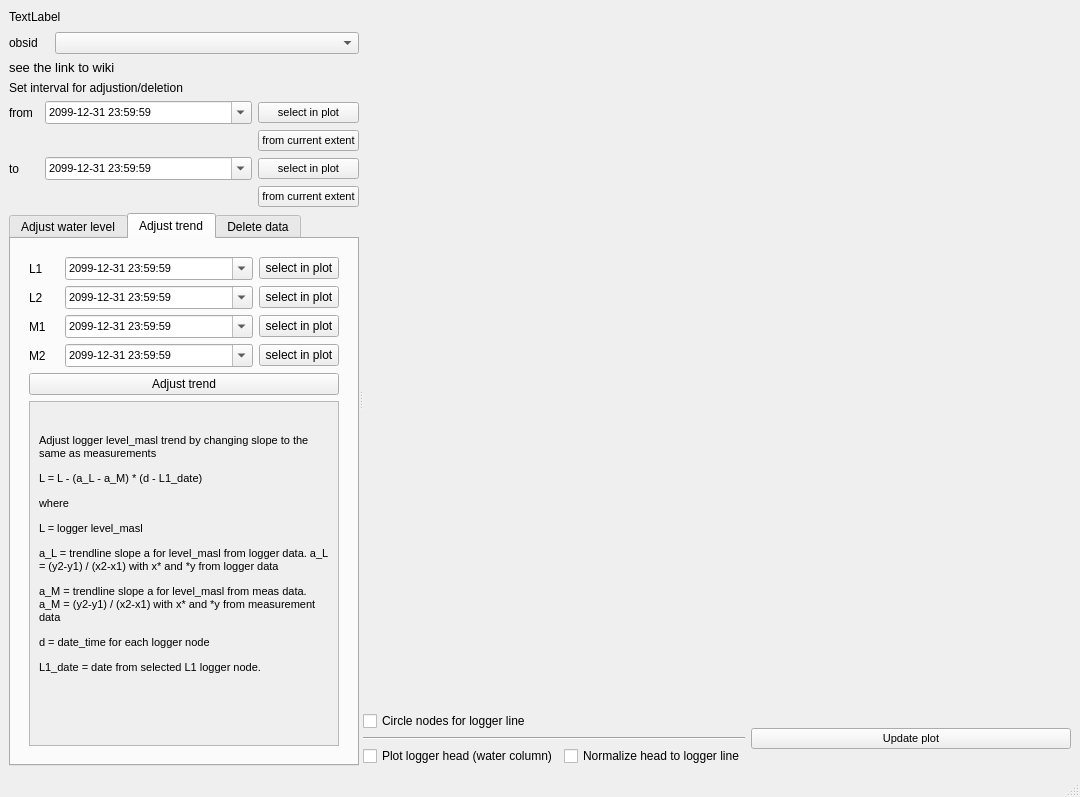
Above: ui/calibr_logger_dialog_integrated.ui from jkall/qgis-midvatten-plugin before the change. Below: the same form after it.
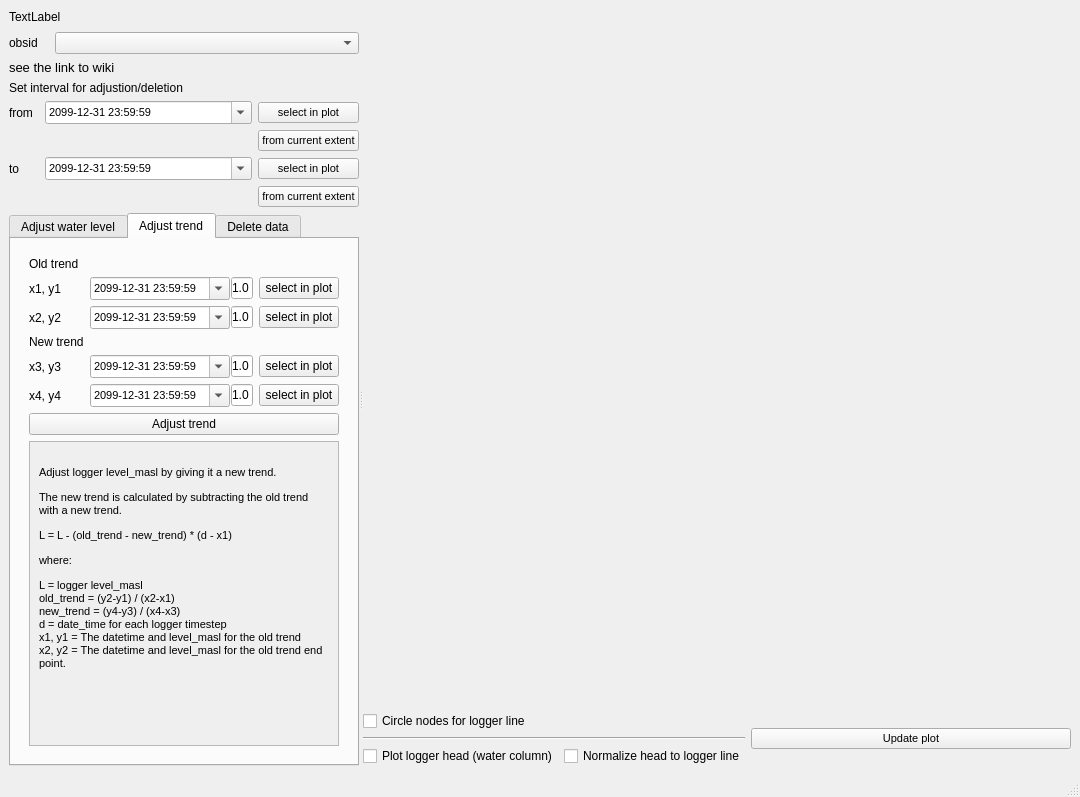
That is the form after the change. The open tabs and pages were chosen to show the change.

Commit message: - Loggercalibration: Adjusted "adjust trend" so that it selects x and y values from canvas instead of from database.                              This makes it possible to adjust trend without measurements.

What changed in the file:
```diff
--- a/ui/calibr_logger_dialog_integrated.ui
+++ b/ui/calibr_logger_dialog_integrated.ui
@@ -979,7 +979,27 @@
               <layout class="QVBoxLayout" name="verticalLayout_10">
                <item>
                 <layout class="QGridLayout" name="gridLayout_4">
-                 <item row="0" column="1">
+                 <item row="2" column="2">
+                  <widget class="QLineEdit" name="L2_level">
+                   <property name="toolTip">
+                    <string>&lt;html&gt;&lt;head/&gt;&lt;body&gt;&lt;p&gt;y2 in the equation a_L = (y2-y1) / (x2-x1) &lt;/p&gt;&lt;/body&gt;&lt;/html&gt;</string>
+                   </property>
+                   <property name="text">
+                    <string>1.0</string>
+                   </property>
+                  </widget>
+                 </item>
+                 <item row="5" column="2">
+                  <widget class="QLineEdit" name="M2_level">
+                   <property name="toolTip">
+                    <string>&lt;html&gt;&lt;head/&gt;&lt;body&gt;&lt;p&gt;y2 in the equation a_M = (y2-y1) / (x2-x1) &lt;/p&gt;&lt;/body&gt;&lt;/html&gt;</string>
+                   </property>
+                   <property name="text">
+                    <string>1.0</string>
+                   </property>
+                  </widget>
+                 </item>
+                 <item row="1" column="1">
                   <widget class="QDateTimeEdit" name="L1_date">
                    <property name="sizePolicy">
                     <sizepolicy hsizetype="MinimumExpanding" vsizetype="Fixed">
@@ -1047,7 +1067,7 @@
                    </property>
                   </widget>
                  </item>
-                 <item row="0" column="0">
+                 <item row="1" column="0">
                   <widget class="QLabel" name="L1_label">
                    <property name="minimumSize">
                     <size>
@@ -1059,11 +1079,11 @@
                     <string>&lt;html&gt;&lt;head/&gt;&lt;body&gt;&lt;p&gt;Logger node used as *1 in the equation a_L = (y2-y1) / (x2-x1) &lt;/p&gt;&lt;/body&gt;&lt;/html&gt;</string>
                    </property>
                    <property name="text">
-                    <string>L1</string>
+                    <string>x1, y1</string>
                    </property>
                   </widget>
                  </item>
-                 <item row="0" column="2">
+                 <item row="1" column="3">
                   <widget class="QPushButton" name="L1_button">
                    <property name="toolTip">
                     <string>&lt;html&gt;&lt;head/&gt;&lt;body&gt;&lt;p&gt;Logger node used as *1 in the equation a_L = (y2-y1) / (x2-x1) &lt;/p&gt;&lt;/body&gt;&lt;/html&gt;</string>
@@ -1073,7 +1093,7 @@
                    </property>
                   </widget>
                  </item>
-                 <item row="1" column="0">
+                 <item row="2" column="0">
                   <widget class="QLabel" name="L2_label">
                    <property name="minimumSize">
                     <size>
@@ -1085,11 +1105,11 @@
                     <string>&lt;html&gt;&lt;head/&gt;&lt;body&gt;&lt;p&gt;Logger node used as *2 in the equation a_L = (y2-y1) / (x2-x1) &lt;/p&gt;&lt;/body&gt;&lt;/html&gt;</string>
                    </property>
                    <property name="text">
-                    <string>L2</string>
+                    <string>x2, y2</string>
                    </property>
                   </widget>
                  </item>
-                 <item row="1" column="1">
+                 <item row="2" column="1">
                   <widget class="QDateTimeEdit" name="L2_date">
                    <property name="sizePolicy">
                     <sizepolicy hsizetype="MinimumExpanding" vsizetype="Fixed">
@@ -1157,7 +1177,7 @@
                    </property>
                   </widget>
                  </item>
-                 <item row="1" column="2">
+                 <item row="2" column="3">
                   <widget class="QPushButton" name="L2_button">
                    <property name="toolTip">
                     <string>&lt;html&gt;&lt;head/&gt;&lt;body&gt;&lt;p&gt;Logger node used as *2 in the equation a_L = (y2-y1) / (x2-x1) &lt;/p&gt;&lt;/body&gt;&lt;/html&gt;</string>
@@ -1167,7 +1187,7 @@
                    </property>
                   </widget>
                  </item>
-                 <item row="2" column="0">
+                 <item row="4" column="0">
                   <widget class="QLabel" name="M1_Label">
                    <property name="minimumSize">
                     <size>
@@ -1179,11 +1199,11 @@
                     <string>&lt;html&gt;&lt;head/&gt;&lt;body&gt;&lt;p&gt;Measurement node used as *1 in the equation a_M = (y2-y1) / (x2-x1) &lt;/p&gt;&lt;/body&gt;&lt;/html&gt;</string>
                    </property>
                    <property name="text">
-                    <string>M1</string>
+                    <string>x3, y3</string>
                    </property>
                   </widget>
                  </item>
-                 <item row="2" column="1">
+                 <item row="4" column="1">
                   <widget class="QDateTimeEdit" name="M1_date">
                    <property name="sizePolicy">
                     <sizepolicy hsizetype="MinimumExpanding" vsizetype="Fixed">
@@ -1251,7 +1271,7 @@
                    </property>
                   </widget>
                  </item>
-                 <item row="2" column="2">
+                 <item row="4" column="3">
                   <widget class="QPushButton" name="M1_button">
                    <property name="toolTip">
                     <string>&lt;html&gt;&lt;head/&gt;&lt;body&gt;&lt;p&gt;Measurement node used as *1 in the equation a_M = (y2-y1) / (x2-x1) &lt;/p&gt;&lt;/body&gt;&lt;/html&gt;</string>
@@ -1261,7 +1281,7 @@
                    </property>
                   </widget>
                  </item>
-                 <item row="3" column="0">
+                 <item row="5" column="0">
                   <widget class="QLabel" name="M2_label">
                    <property name="minimumSize">
                     <size>
@@ -1273,11 +1293,11 @@
                     <string>&lt;html&gt;&lt;head/&gt;&lt;body&gt;&lt;p&gt;Measurement node used as *2 in the equation a_M = (y2-y1) / (x2-x1) &lt;/p&gt;&lt;/body&gt;&lt;/html&gt;</string>
                    </property>
                    <property name="text">
-                    <string>M2</string>
+                    <string>x4, y4</string>
                    </property>
                   </widget>
                  </item>
-                 <item row="3" column="1">
+                 <item row="5" column="1">
                   <widget class="QDateTimeEdit" name="M2_date">
                    <property name="sizePolicy">
                     <sizepolicy hsizetype="MinimumExpanding" vsizetype="Fixed">
@@ -1345,7 +1365,7 @@
                    </property>
                   </widget>
                  </item>
-                 <item row="3" column="2">
+                 <item row="5" column="3">
                   <widget class="QPushButton" name="M2_button">
                    <property name="toolTip">
                     <string>&lt;html&gt;&lt;head/&gt;&lt;body&gt;&lt;p&gt;Measurement node used as *2 in the equation a_M = (y2-y1) / (x2-x1) &lt;/p&gt;&lt;/body&gt;&lt;/html&gt;</string>
@@ -1355,6 +1375,43 @@
                    </property>
                   </widget>
                  </item>
+                 <item row="1" column="2">
+                  <widget class="QLineEdit" name="L1_level">
+                   <property name="toolTip">
+                    <string>&lt;html&gt;&lt;head/&gt;&lt;body&gt;&lt;p&gt;y1 in the equation a_L = (y2-y1) / (x2-x1) &lt;/p&gt;&lt;/body&gt;&lt;/html&gt;</string>
+                   </property>
+                   <property name="inputMethodHints">
+                    <set>Qt::ImhDigitsOnly</set>
+                   </property>
+                   <property name="text">
+                    <string>1.0</string>
+                   </property>
+                  </widget>
+                 </item>
+                 <item row="0" column="0">
+                  <widget class="QLabel" name="label_17">
+                   <property name="text">
+                    <string>Old trend</string>
+                   </property>
+                  </widget>
+                 </item>
+                 <item row="3" column="0">
+                  <widget class="QLabel" name="label_18">
+                   <property name="text">
+                    <string>New trend</string>
+                   </property>
+                  </widget>
+                 </item>
+                 <item row="4" column="2">
+                  <widget class="QLineEdit" name="M1_level">
+                   <property name="toolTip">
+                    <string>&lt;html&gt;&lt;head/&gt;&lt;body&gt;&lt;p&gt;y1 in the equation a_M = (y2-y1) / (x2-x1) &lt;/p&gt;&lt;/body&gt;&lt;/html&gt;</string>
+                   </property>
+                   <property name="text">
+                    <string>1.0</string>
+                   </property>
+                  </widget>
+                 </item>
                 </layout>
                </item>
                <item>
@@ -1377,8 +1434,8 @@
                    <rect>
                     <x>0</x>
                     <y>0</y>
-                    <width>276</width>
-                    <height>309</height>
+                    <width>277</width>
+                    <height>286</height>
                    </rect>
                   </property>
                   <layout class="QVBoxLayout" name="verticalLayout_9">
@@ -1402,7 +1459,7 @@
                       </font>
                      </property>
                      <property name="text">
-                      <string>&lt;html&gt;&lt;head/&gt;&lt;body&gt;&lt;p&gt;Adjust logger level_masl trend by changing slope to the same as measurements&lt;/p&gt;&lt;p&gt;L = L - (a_L - a_M) * (d - L1_date)&lt;/p&gt;&lt;p&gt;where&lt;/p&gt;&lt;p&gt;L = logger level_masl&lt;/p&gt;&lt;p&gt;a_L = trendline slope a for level_masl from logger data. a_L = (y2-y1) / (x2-x1)  with x* and *y from logger data&lt;/p&gt;&lt;p&gt;a_M = trendline slope a for level_masl from meas data. a_M = (y2-y1) / (x2-x1) with x* and *y from measurement data&lt;/p&gt;&lt;p&gt;d = date_time for each logger node&lt;/p&gt;&lt;p&gt;L1_date = date from selected L1 logger node.&lt;/p&gt;&lt;p&gt;&lt;br/&gt;&lt;/p&gt;&lt;/body&gt;&lt;/html&gt;</string>
+                      <string>&lt;html&gt;&lt;head/&gt;&lt;body&gt;&lt;p&gt;Adjust logger level_masl by giving it a new trend.&lt;/p&gt;&lt;p&gt;The new trend is calculated by subtracting the old trend with a new trend.&lt;/p&gt;&lt;p&gt;L = L - (old_trend - new_trend) * (d - x1)&lt;/p&gt;&lt;p&gt;where:&lt;/p&gt;&lt;p&gt;L = logger level_masl&lt;br/&gt;old_trend = (y2-y1) / (x2-x1)&lt;br/&gt;new_trend = (y4-y3) / (x4-x3)&lt;br/&gt;d = date_time for each logger timestep&lt;br/&gt;x1, y1 = The datetime and level_masl for the old trend&lt;br/&gt;x2, y2 = The datetime and level_masl for the old trend end point.&lt;br/&gt;&lt;/p&gt;&lt;p&gt;&lt;br/&gt;&lt;/p&gt;&lt;/body&gt;&lt;/html&gt;</string>
                      </property>
                      <property name="wordWrap">
                       <bool>true</bool>
```
Left out of the diff: 10 changed lines with no effect on the pictures. The commit also changes 4 other files.
